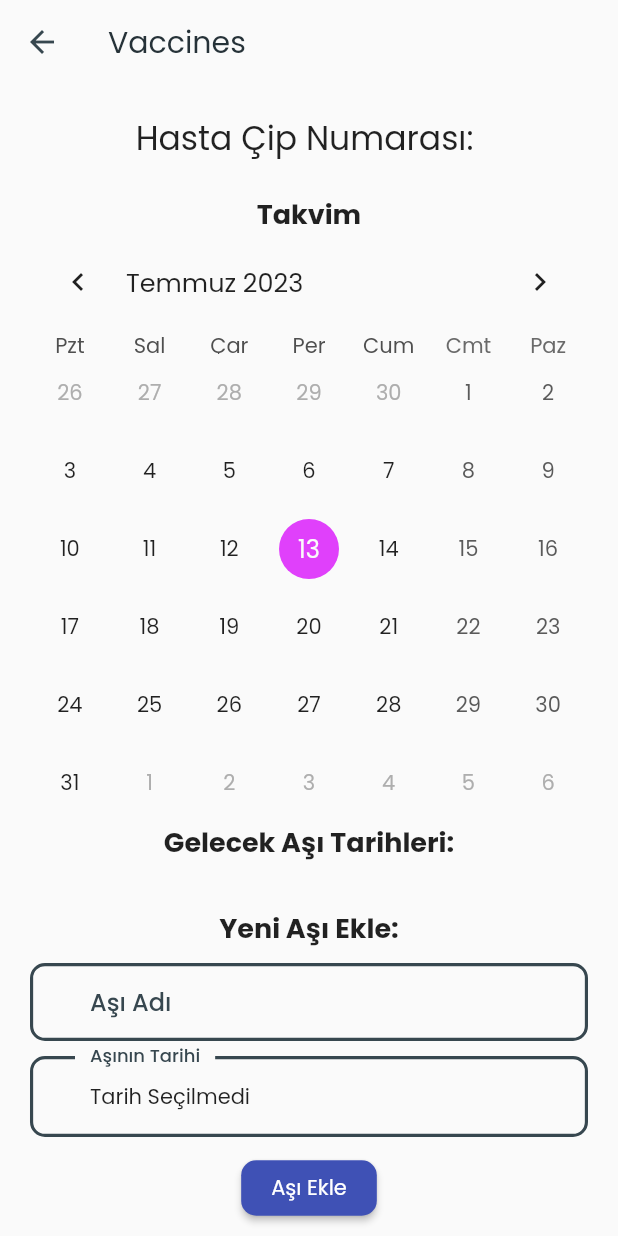
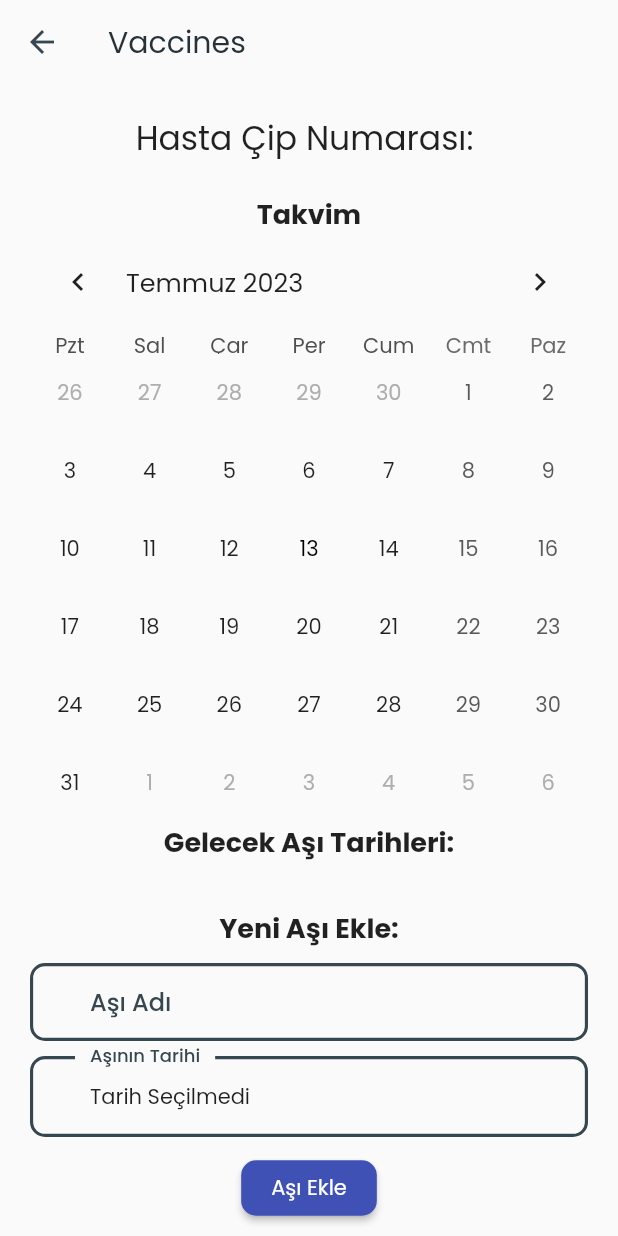
Before and after one commit to ElanurToptas/ANTHELION, a Flutter app: the Vaccines screen opened directly with empty values, on a phone screen of 412 x 824 dp. Run offline on Flutter 3.47's test engine with Material 2 defaults, Android fonts, the phone set to English and light mode, and no system bars; drawn by our look-alikes of table_calendar; our stand-ins replace cloud_firestore, file_picker, firebase_auth, firebase_core, firebase_storage, flutter_heatmap_calendar and 4 more; missing offline and left inert: flutter_pdfview; accounts and stored records are empty.

Commit message:
bug fixed

```diff
--- a/lib/vet_pages/animal/vaccines.dart
+++ b/lib/vet_pages/animal/vaccines.dart
@@ -89,6 +89,7 @@ class _VaccinesState extends State<Vaccines> {
     if (picked != null && picked != selectedDate) {
       setState(() {
         selectedDate = picked;
+        focusedDay = selectedDate!;
       });
     }
   }
@@ -121,7 +122,7 @@ class _VaccinesState extends State<Vaccines> {
                 focusedDay: focusedDay,
                 calendarFormat: calendarFormat,
                 startingDayOfWeek: StartingDayOfWeek.monday,
-                calendarStyle: CalendarStyle(
+                calendarStyle: const CalendarStyle(
                   selectedDecoration: BoxDecoration(
                     color: Colors.blue,
                     shape: BoxShape.circle,
@@ -131,12 +132,12 @@ class _VaccinesState extends State<Vaccines> {
                     shape: BoxShape.circle,
                   ),
                 ),
-                headerStyle: HeaderStyle(
+                headerStyle: const HeaderStyle(
                   formatButtonVisible: false,
                 ),
                 onDaySelected: (selectedDay, focusedDay) {
                   setState(() {
-                    this.selectedDate = selectedDay;
+                    selectedDate = selectedDay;
                     this.focusedDay = focusedDay;
                   });
                 },
@@ -151,6 +152,35 @@ class _VaccinesState extends State<Vaccines> {
                   });
                   return events;
                 },
+                calendarBuilders: CalendarBuilders(
+                  todayBuilder: (context, date, _) {
+                    return GestureDetector(
+                      onTap: () {
+                        setState(() {
+                          selectedDate = date;
+                          focusedDay = date;
+                        });
+                      },
+                      child: Container(
+                        alignment: Alignment.center,
+                        decoration: BoxDecoration(
+                          shape: BoxShape.circle,
+                          color: selectedDate == date
+                              ? Colors.blue
+                              : Colors.transparent,
+                        ),
+                        child: Text(
+                          date.day.toString(),
+                          style: TextStyle(
+                            color: selectedDate == date
+                                ? Colors.white
+                                : Colors.black,
+                          ),
+                        ),
+                      ),
+                    );
+                  },
+                ),
               ),
               Text(
                 'Gelecek Aşı Tarihleri:',
@@ -206,7 +236,6 @@ class _VaccinesState extends State<Vaccines> {
                 child: Text('Aşı Ekle'),
               ),
               SizedBox(height: 20),
-              SizedBox(height: 10),
             ],
           ),
         ),
```
Also changed, not shown: lib/user_profile_pages/pages/user_vaccines.dart (+106 -42 lines).
